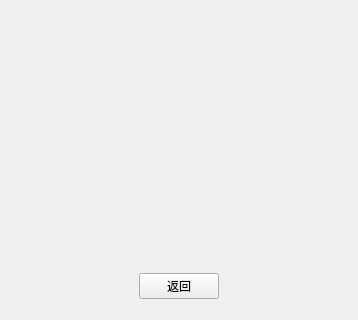
First picture: the form in packagecheck.ui, repository sg-first/Express-System, before the edit; both pictures show x 0 to 358 and y 280 to 600 of the 358 by 600 pixel window.
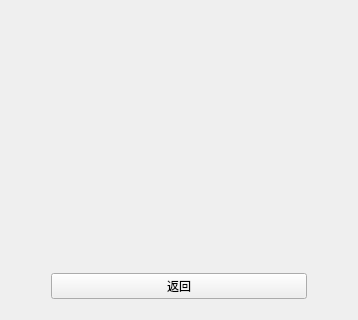
Second picture: the form after the edit.

Commit message: 改进界面

```diff
--- a/packagecheck.ui
+++ b/packagecheck.ui
@@ -176,7 +176,7 @@
         <widget class="QPushButton" name="pushButton">
          <property name="sizePolicy">
           <sizepolicy hsizetype="Minimum" vsizetype="Preferred">
-           <horstretch>0</horstretch>
+           <horstretch>1</horstretch>
            <verstretch>0</verstretch>
           </sizepolicy>
          </property>
```
The commit also changes 5 other files.
